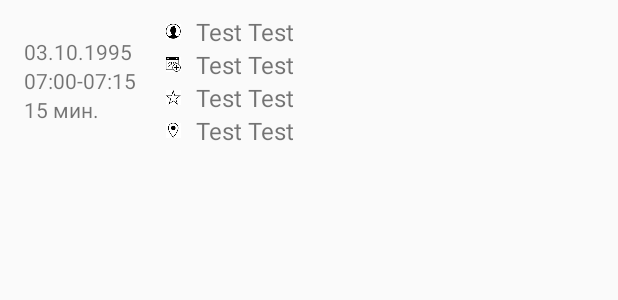
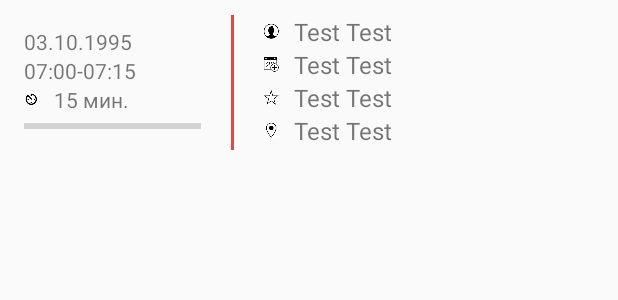
Before and after one commit to StoychoPetrov/Pusher, an Android app: the layout item_reservation.xml on its own in the app's theme, with its tools: preview values and no code run, on a phone screen of 412 x 824 dp. Shown: the top 300 px of the screen. Run offline under Robolectric (Android 15) with nearby library versions, the phone set to English and light mode, and no system bars.

Commit message:
Bug fix.

```diff
--- a/app/src/main/java/eu/mobile/fashionpoint/ReservationsAdapter.java
+++ b/app/src/main/java/eu/mobile/fashionpoint/ReservationsAdapter.java
@@ -6,6 +6,7 @@ import android.support.v7.widget.RecyclerView;
 import android.view.LayoutInflater;
 import android.view.View;
 import android.view.ViewGroup;
+import android.widget.ProgressBar;
 import android.widget.TextView;
 
 import java.util.ArrayList;
@@ -68,6 +69,15 @@ public class ReservationsAdapter extends RecyclerView.Adapter<ReservationsAdapte
                 viewHolder.mDurationTxt.setText(hours+ " ч. " + mins + " мин.");
             else
                 viewHolder.mDurationTxt.setText(mins + " мин.");
+
+            int totalMins = mins + hours * 60;
+
+            int percentage  = (int) (totalMins / 12f * 10f);
+
+            if(percentage < 100)
+                viewHolder.mProgress.setProgress(percentage);
+            else
+                viewHolder.mProgress.setProgress(100);
         }
 
         if(!reservationModel.getmRoom().isEmpty())
@@ -116,6 +126,7 @@ public class ReservationsAdapter extends RecyclerView.Adapter<ReservationsAdapte
         public TextView mServiceTxt;
         public TextView mSpecialistTxt;
         public TextView mRoomTxt;
+        public ProgressBar mProgress;
 
         public TextView mTimeTxt;
         public TextView mDateTxt;
@@ -131,6 +142,7 @@ public class ReservationsAdapter extends RecyclerView.Adapter<ReservationsAdapte
             mDateTxt        = v.findViewById(R.id.date_txt);
             mTimeTxt        = v.findViewById(R.id.time_txt);
             mDurationTxt    = v.findViewById(R.id.duration_txt);
+            mProgress       = v.findViewById(R.id.progress);
         }
     }
 }
--- a/app/src/main/res/layout/item_reservation.xml
+++ b/app/src/main/res/layout/item_reservation.xml
@@ -10,10 +10,11 @@
     android:orientation     ="horizontal">
 
     <RelativeLayout
-        android:layout_width    ="wrap_content"
+        android:layout_width    ="0dp"
         android:layout_height   ="wrap_content"
         android:layout_gravity  ="center_vertical"
-        android:orientation     ="vertical">
+        android:orientation     ="vertical"
+        android:layout_weight   ="0.7">
 
         <TextView
             android:id              ="@+id/date_txt"
@@ -34,15 +35,32 @@
             android:layout_width            ="wrap_content"
             android:layout_height           ="wrap_content"
             android:layout_below            ="@id/time_txt"
+            android:drawableLeft    ="@drawable/clock"
+            android:drawablePadding ="10dp"
+            android:gravity                 ="center_vertical"
             android:textSize                ="14sp"
             android:text                    ="15 мин."/>
 
+        <ProgressBar
+            style                   ="@style/Widget.AppCompat.ProgressBar.Horizontal"
+            android:id              ="@+id/progress"
+            android:layout_width    ="match_parent"
+            android:layout_height   ="wrap_content"
+            android:layout_below    ="@id/duration_txt"
+            android:max             ="100" />
+
     </RelativeLayout>
+
+    <View
+        android:layout_width    ="2dp"
+        android:layout_height   ="90dp"
+        android:layout_marginLeft="20dp"
+        android:background      ="@color/colorPrimary"/>
 
     <LinearLayout
         android:layout_width        ="0dp"
         android:layout_height       ="wrap_content"
-        android:layout_weight       ="1"
+        android:layout_weight       ="1.3"
         android:layout_marginLeft   ="20dp"
         android:orientation         ="vertical">
 
```
Also changed, not shown: app/src/main/res/drawable-xxhdpi/clock.png (added).
